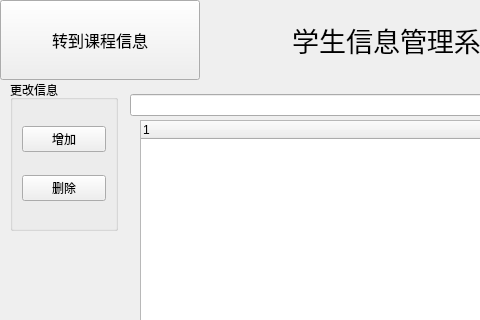
Old version of the form mainwindow.ui in the repository for-all-fistance/student_manager; both pictures show x 0 to 480 and y 0 to 320 of the 800 by 600 pixel window.
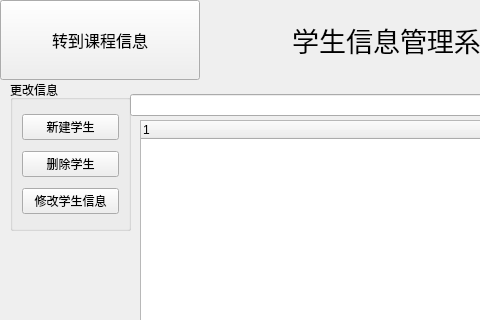
New version of the form. Icons and pictures are not drawn.

What changed in the file:
```diff
--- a/mainwindow.ui
+++ b/mainwindow.ui
@@ -44,7 +44,7 @@
      <rect>
       <x>10</x>
       <y>80</y>
-      <width>108</width>
+      <width>121</width>
       <height>151</height>
      </rect>
     </property>
@@ -55,14 +55,21 @@
      <item row="0" column="0">
       <widget class="QPushButton" name="add_stu">
        <property name="text">
-        <string>增加</string>
+        <string>新建学生</string>
        </property>
       </widget>
      </item>
      <item row="1" column="0">
       <widget class="QPushButton" name="del_stu">
        <property name="text">
-        <string>删除</string>
+        <string>删除学生</string>
+       </property>
+      </widget>
+     </item>
+     <item row="2" column="0">
+      <widget class="QPushButton" name="chag_stu_btn">
+       <property name="text">
+        <string>修改学生信息</string>
        </property>
       </widget>
      </item>
```
Left out of the diff: 4 changed lines with no effect on the pictures.
